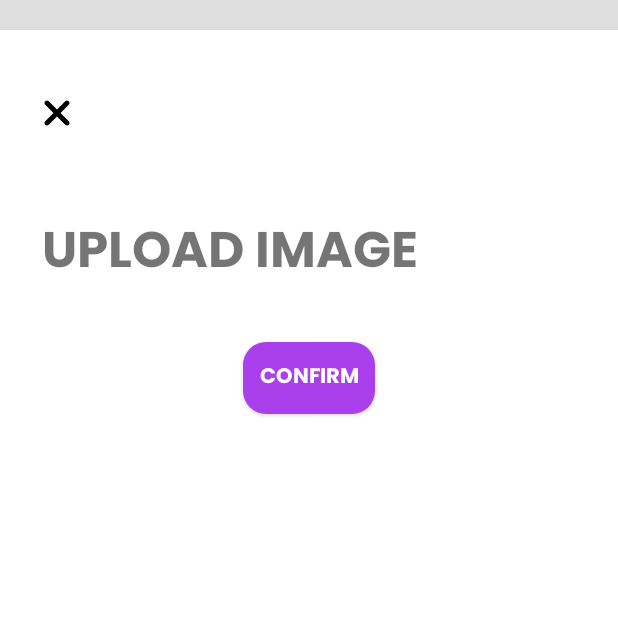
After one commit to nqq203/ChattingApp, an Android app: the UploadProfileConfirm screen opened directly, with no data from a screen before it, on a phone screen of 412 x 824 dp, the top half of it. The commit adds this screen. Run offline under Robolectric (Android 15) with nearby library versions, the phone set to English and light mode, and no system bars; our stand-ins replace Picasso; pictures from the network do not load.

Commit message:
uploadImageProfile

```diff
--- a/Mobile/app/src/main/java/com/main/activities/StoryActivity.java
+++ b/Mobile/app/src/main/java/com/main/activities/StoryActivity.java
@@ -102,10 +102,10 @@ public class StoryActivity extends AppCompatActivity implements StoriesProgressV
             loadImageFromUrl(stories[++counter].getImageUrl());
             storiesProgressView.setStoryDuration(stories[counter].getDuration());
         } else {
+            // Nếu đang ở story cuối cùng, mở MessageActivity
             Intent intent = new Intent(StoryActivity.this, MessageActivity.class);
-            // After the progress bar animation is complete, post a message to finish the activity
             startActivity(intent);
-            finish();
+            finish(); // Kết thúc activity hiện tại
         }
     }
 
--- /dev/null
+++ b/Mobile/app/src/main/java/com/main/activities/UploadProfileConfirm.java
@@ -0,0 +1,71 @@
+package com.main.activities;
+
+import android.content.Intent;
+import android.net.Uri;
+import android.os.Bundle;
+import android.util.Log;
+import android.widget.Button;
+import android.widget.ImageButton;
+import android.widget.ImageView;
+import android.widget.TextView;
+
+import androidx.appcompat.app.AppCompatActivity;
+import androidx.recyclerview.widget.GridLayoutManager;
+import androidx.recyclerview.widget.RecyclerView;
+
+import com.group4.matchmingle.R;
+import com.main.adapters.ProfileAdapter;
+import com.squareup.picasso.Picasso;
+
+import java.io.File;
+import java.util.ArrayList;
+import java.util.List;
+
+
+public class UploadProfileConfirm extends AppCompatActivity {
+    private RecyclerView mRecyclerView;
+    private ProfileAdapter mAdapter;
+
+    private ImageButton backBtn;
+    private Button confirmBtn;
+    private TextView txt;
+    private ImageView image;
+    @Override
+    protected void onCreate(Bundle savedInstanceState) {
+        super.onCreate(savedInstanceState);
+        setContentView(R.layout.upload_profile_confirm);
+        txt = findViewById(R.id.txtstring);
+        image = findViewById(R.id.image);
+        mRecyclerView = findViewById(R.id.recyclerViewConfirm);
+        backBtn = findViewById(R.id.closeBtn);
+        confirmBtn = findViewById(R.id.confirmUploadBtn);
+
+        backBtn.setOnClickListener(v -> onBackPressed());
+        // Thiết lập GridLayoutManager với số cột tối đa là 3
+        GridLayoutManager layoutManager = new GridLayoutManager(this, 3);
+        mRecyclerView.setLayoutManager(layoutManager);
+        /*
+        // Khai báo một mảng các ID tài nguyên Drawable (đây là ví dụ, bạn có thể thay thế bằng dữ liệu thực tế của bạn)
+        List<String> imageUrls = new ArrayList<>();
+        imageUrls.add("https://i.pinimg.com/originals/5e/67/fa/5e67fa0bcd0230fb933e9c7a6169e953.jpg"); // Thêm đường dẫn ảnh
+        imageUrls.add("https://i.pinimg.com/originals/5e/67/fa/5e67fa0bcd0230fb933e9c7a6169e953.jpg");
+        imageUrls.add("https://i.pinimg.com/originals/5e/67/fa/5e67fa0bcd0230fb933e9c7a6169e953.jpg");
+        imageUrls.add( "https://th.bing.com/th/id/OIP.BwEaQx16dGDo7uPa-ARwDgHaHZ?w=189&h=188&c=7&r=0&o=5&dpr=1.3&pid=1.7");
+        imageUrls.add( "https://th.bing.com/th/id/OIP.BwEaQx16dGDo7uPa-ARwDgHaHZ?w=189&h=188&c=7&r=0&o=5&dpr=1.3&pid=1.7");
+        imageUrls.add( "https://th.bing.com/th/id/OIP.BwEaQx16dGDo7uPa-ARwDgHaHZ?w=189&h=188&c=7&r=0&o=5&dpr=1.3&pid=1.7");
+
+        mAdapter = new ProfileAdapter(this, imageUrls);
+        mRecyclerView.setAdapter(mAdapter);
+        */
+        ArrayList<String> newImageUrls = getIntent().getStringArrayListExtra("imageUris");
+
+        // Kiểm tra xem danh sách có null không trước khi gán
+        if (newImageUrls != null && !newImageUrls.isEmpty()) {
+            mAdapter = new ProfileAdapter(this, newImageUrls);
+            mRecyclerView.setAdapter(mAdapter);
+            Log.e("UploadProfileConfirm", "không null");
+        } else {
+            Log.e("UploadProfileConfirm", "Danh sách đường dẫn ảnh là null!");
+        }
+    }
+}
--- a/Mobile/app/src/main/res/layout/profile_view.xml
+++ b/Mobile/app/src/main/res/layout/profile_view.xml
@@ -71,6 +71,7 @@
             android:gravity="center">
 
             <Button
+                android:id="@+id/messageProfileBtn"
                 android:layout_width="170dp"
                 android:layout_height="wrap_content"
                 android:backgroundTint="@color/white"
@@ -80,6 +81,7 @@
                 android:textSize="13sp" />
 
             <Button
+                android:id="@+id/postProfileImgBtn"
                 android:layout_width="170dp"
                 android:layout_height="wrap_content"
                 android:backgroundTint="@color/white"
--- a/Mobile/app/src/main/res/layout/upload_image_type.xml
+++ b/Mobile/app/src/main/res/layout/upload_image_type.xml
@@ -14,6 +14,7 @@
         android:background="@color/white">
 
         <ImageButton
+            android:id="@+id/closeBtn"
             android:layout_width="wrap_content"
             android:layout_height="wrap_content"
             android:src="@drawable/xmark"
@@ -131,5 +132,10 @@
 
 
         </LinearLayout>
+        <ImageView
+            android:id="@+id/imageCapture"
+            android:layout_width="wrap_content"
+            android:layout_height="wrap_content"
+            />
     </LinearLayout>
 </androidx.constraintlayout.widget.ConstraintLayout>
--- /dev/null
+++ b/Mobile/app/src/main/res/layout/upload_profile_confirm.xml
@@ -0,0 +1,64 @@
+<?xml version="1.0" encoding="utf-8"?>
+<androidx.constraintlayout.widget.ConstraintLayout xmlns:android="http://schemas.android.com/apk/res/android"
+    android:layout_width="match_parent"
+    android:layout_height="match_parent"
+    xmlns:app="http://schemas.android.com/apk/res-auto"
+    android:background="#DEDEDE">
+    <LinearLayout
+        android:layout_width="match_parent"
+        android:layout_height="match_parent"
+        android:layout_marginTop="20dp"
+        android:orientation="vertical"
+        android:paddingTop="42dp"
+        android:paddingLeft="28dp"
+        android:paddingRight="28dp"
+        android:background="@color/white">
+
+        <ImageButton
+            android:id="@+id/closeBtn"
+            android:layout_width="wrap_content"
+            android:layout_height="wrap_content"
+            android:src="@drawable/xmark"
+            android:background="@color/white"
+            />
+        <TextView
+            android:layout_width="wrap_content"
+            android:layout_height="wrap_content"
+            android:layout_marginTop="52dp"
+            android:textSize="33sp"
+            android:text="UPLOAD IMAGE"
+            android:fontFamily="@font/poppins_bold"
+            />
+        <androidx.recyclerview.widget.RecyclerView
+            android:id="@+id/recyclerViewConfirm"
+            android:layout_width="match_parent"
+            android:layout_height="wrap_content"
+            android:layout_marginLeft="10dp"
+            android:layout_marginTop="10dp"
+            android:layout_marginRight="10dp"
+            app:layout_constraintBottom_toBottomOf="parent"
+            app:layout_constraintEnd_toEndOf="parent"
+            app:layout_constraintStart_toStartOf="parent"
+            app:layout_constraintTop_toTopOf="parent" />
+        <TextView
+            android:id="@+id/txtstring"
+            android:layout_width="wrap_content"
+            android:layout_height="wrap_content"
+            />
+        <ImageView
+            android:id="@+id/image"
+            android:layout_width="wrap_content"
+            android:layout_height="wrap_content"
+            />
+        <Button
+            android:id="@+id/confirmUploadBtn"
+            android:layout_width="wrap_content"
+            android:layout_height="wrap_content"
+            android:text="Confirm"
+            android:background="@drawable/msg_background"
+            android:textColor="@color/white"
+            android:fontFamily="@font/poppins_bold"
+            android:layout_gravity="center"
+            />
+    </LinearLayout>
+</androidx.constraintlayout.widget.ConstraintLayout>
```
Also changed, not shown: Mobile/app/src/main/AndroidManifest.xml (+13 -3 lines), Mobile/app/src/main/java/com/main/activities/ProfileView.java (+22 -4 lines), Mobile/app/src/main/java/com/main/activities/UploadImageType.java (+140 -63 lines), Mobile/app/src/main/java/com/main/adapters/ProfileAdapter.java (+26 -7 lines), 1 other file.
